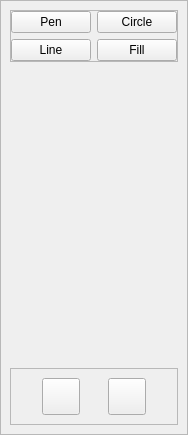
weeska/PixelEditor, file src/Widgets/ToolbarWidget.ui: the form before one commit.
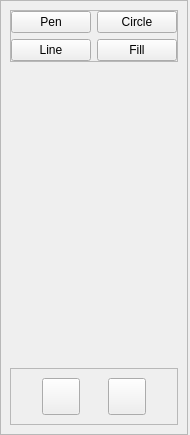
The form after the commit.

Commit message: Add Indication which tool is selected

The edit to the form file:
```diff
--- a/src/Widgets/ToolbarWidget.ui
+++ b/src/Widgets/ToolbarWidget.ui
@@ -6,7 +6,7 @@
    <rect>
     <x>0</x>
     <y>0</y>
-    <width>184</width>
+    <width>190</width>
     <height>435</height>
    </rect>
   </property>
```
Left out of the diff: 6 changed lines with no effect on the pictures. The commit also changes 2 other files.
